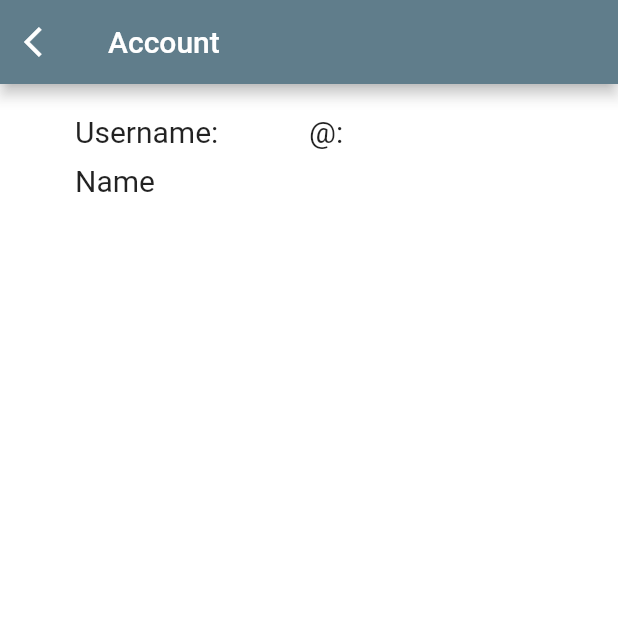
After one commit to ValentinVignal/Nitwixt, a Flutter app: the Account screen opened directly, on a phone screen of 412 x 824 dp, the top half of it. The commit adds this screen. Run offline on Flutter 3.47's test engine with Material 2 defaults, Android fonts, the phone set to English and light mode, and no system bars; our stand-ins replace cloud_firestore, firebase_auth, flutter_spinkit, slider_button; accounts and stored records are empty.

Commit message:
Can see my account

```diff
--- a/lib/main.dart
+++ b/lib/main.dart
@@ -13,7 +13,7 @@ class MyApp extends StatelessWidget {
   // This widget is the root of your application.
   @override
   Widget build(BuildContext context) {
-    return StreamProvider<User>.value(
+    return StreamProvider<UserAuth>.value(
         value: AuthService().user,
         child: MaterialApp(
           home: Start(),
--- a/lib/models/user.dart
+++ b/lib/models/user.dart
@@ -1,16 +1,32 @@
-class User {
+// Textwit user
+class UserAuth {
+  final String id;
 
-  final String uid;
-
-  User({ this.uid });
-
+  UserAuth({this.id});
 }
 
+// Public user
+class User {
+  final String id;
+  final String username;
+  String name;
+
+  User({this.id, this.username, this.name});
+}
+
+// Private user
+class UserSetting {
+  final String id;
+
+  UserSetting({this.id});
+}
+
+// From coffee tutorial
 class UserData {
   final String uid;
   final String name;
   final String sugars;
   final int strength;
 
-  UserData({ this.uid, this.name, this.sugars, this.strength });
+  UserData({this.uid, this.name, this.sugars, this.strength});
 }
--- /dev/null
+++ b/lib/screens/account/account.dart
@@ -0,0 +1,31 @@
+import 'package:flutter/material.dart';
+import 'package:textwit/screens/account/account_edit.dart';
+import 'package:textwit/screens/account/account_info.dart';
+
+class Account extends StatefulWidget {
+  @override
+  _AccountState createState() => _AccountState();
+}
+
+class _AccountState extends State<Account> {
+
+  bool isEditing = false;
+
+  @override
+  Widget build(BuildContext context) {
+    return Scaffold(
+      backgroundColor: Colors.white70,
+      appBar: AppBar(
+        title: Text('Account'),
+        backgroundColor: Colors.blueGrey,
+        leading: new IconButton(
+          icon: Icon(Icons.arrow_back_ios),
+          onPressed: () {
+            Navigator.pop(context);
+          },
+          ),
+        ),
+      body: isEditing ? AccountEdit() : AccountInfo(),
+      );
+  }
+}
--- /dev/null
+++ b/lib/screens/account/account_info.dart
@@ -0,0 +1,64 @@
+import 'package:flutter/material.dart';
+import 'package:textwit/models/user.dart';
+import 'package:provider/provider.dart';
+import 'package:textwit/services/database.dart';
+import 'package:textwit/shared/constants.dart';
+import 'package:textwit/shared/loading.dart';
+
+class AccountInfo extends StatefulWidget {
+  @override
+  _AccountInfoState createState() => _AccountInfoState();
+}
+
+class _AccountInfoState extends State<AccountInfo> {
+  @override
+  Widget build(BuildContext context) {
+    final userAuth = Provider.of<UserAuth>(context);
+
+    return StreamBuilder<User>(
+      stream: DatabaseUser(uid: userAuth.id).user,
+      builder: (context, snapshot) {
+        if (snapshot.hasData) {
+          User user = snapshot.data;
+
+          return Container(
+            child: ListView(
+              padding: EdgeInsets.symmetric(vertical: 20.0, horizontal: 50.0),
+              children: <Widget>[
+                // Username
+                Row(
+                  children: <Widget>[
+                    Expanded(child: Text('Username:', style: textStyleInfo)),
+                    Expanded(
+                        child: Text(
+                      '@:' + user.username,
+                      style: textStyleInfo,
+                    )),
+                  ],
+                ),
+                // Name
+                SizedBox(height: 10.0),
+                Row(
+                  children: <Widget>[
+                    Expanded(
+                        child: Text(
+                      'Name',
+                      style: textStyleInfo,
+                    )),
+                    Expanded(
+                        child: Text(
+                      user.name,
+                      style: textStyleInfo,
+                    )),
+                  ],
+                )
+              ],
+            ),
+          );
+        } else {
+          return Loading();
+        }
+      },
+    );
+  }
+}
--- a/lib/screens/authenticate/register.dart
+++ b/lib/screens/authenticate/register.dart
@@ -15,7 +15,7 @@ class Register extends StatefulWidget {
 }
 
 class _RegisterState extends State<Register> {
-  final AuthService _auth = AuthService();
+  final AuthEmailPassword _auth = AuthEmailPassword();
   final _formKey = GlobalKey<FormState>();
   bool loading = false;
   bool _passwordVisible1 = false;
--- a/lib/screens/authenticate/sign_in.dart
+++ b/lib/screens/authenticate/sign_in.dart
@@ -15,7 +15,7 @@ class SignIn extends StatefulWidget {
 }
 
 class _SignInState extends State<SignIn> {
-  final AuthService _auth = AuthService();
+  final AuthEmailPassword _auth = AuthEmailPassword();
   final _formKey = GlobalKey<FormState>();
   bool loading = false;
   bool _passwordVisible = false;
--- a/lib/screens/home/settings_from.dart
+++ b/lib/screens/home/settings_from.dart
@@ -21,10 +21,10 @@ class _SettingsFormState extends State<SettingsForm> {
 
   @override
   Widget build(BuildContext context) {
-    final user = Provider.of<User>(context);
+    final user = Provider.of<UserAuth>(context);
 
     return StreamBuilder<UserData>(
-        stream: DatabaseService(uid: user.uid).userData,
+        stream: DatabaseUserData(uid: user.id).userData,
         builder: (context, snapshot) {
           if (snapshot.hasData) {
 
@@ -77,7 +77,7 @@ class _SettingsFormState extends State<SettingsForm> {
                     child: Text('Update', style: TextStyle(color: Colors.white)),
                     onPressed: () async {
                       if(_formKey.currentState.validate()) {
-                        await DatabaseService(uid: user.uid).updateUserData(
+                        await DatabaseUserData(uid: user.id).updateUserData(
                           _currentSugars ?? userData.sugars,
                           _currentName ?? userData.name,
                           _currentStrength ?? userData.strength,
--- a/lib/screens/start.dart
+++ b/lib/screens/start.dart
@@ -8,7 +8,7 @@ class Start extends StatelessWidget {
   @override
   Widget build(BuildContext context) {
 
-    final user = Provider.of<User>(context);
+    final user = Provider.of<UserAuth>(context);
 
     if (user == null) {
       return Authenticate();
--- a/lib/services/database.dart
+++ b/lib/services/database.dart
@@ -2,19 +2,17 @@ import 'package:cloud_firestore/cloud_firestore.dart';
 import 'package:textwit/models/brew.dart';
 import 'package:textwit/models/user.dart';
 
-class DatabaseService {
+
+class DatabaseUserData {
   final String uid;
-  DatabaseService({ this.uid });
+
+  DatabaseUserData({this.uid});
 
   // collection reference
   final CollectionReference brewCollection = Firestore.instance.collection('brews');
 
   Future updateUserData(String sugars, String name, int strength) async {
-    return await brewCollection.document(uid).setData({
-      'sugars': sugars,
-      'name': name,
-      'strength': strength
-    });
+    return await brewCollection.document(uid).setData({'sugars': sugars, 'name': name, 'strength': strength});
   }
 
   // userData from snapshot
@@ -27,6 +25,12 @@ class DatabaseService {
     );
   }
 
+  // get user doc stream
+  Stream<UserData> get userData {
+    return brewCollection.document(uid).snapshots().map(_userDataFromSnapshot);
+  }
+
+
   //Brew lit from Snapshot
   List<Brew> _brewListFromSnapshot(QuerySnapshot snapshot) {
     return snapshot.documents.map((doc) {
@@ -34,21 +38,32 @@ class DatabaseService {
         name: doc.data['name'] ?? '',
         sugars: doc.data['sugars'] ?? '0',
         strength: doc.data['strength'] ?? 0,
-      );
+        );
     }).toList();
   }
 
-
   // Get brews stream
   Stream<List<Brew>> get brews {
-    return brewCollection.snapshots()
-        .map(_brewListFromSnapshot);
+    return brewCollection.snapshots().map(_brewListFromSnapshot);
+  }
+}
+
+class DatabaseUser {
+  final String uid;
+
+  DatabaseUser({this.uid});
+
+  final CollectionReference userCollection = Firestore.instance.collection('users');
+
+  User _userFromSnapShot(DocumentSnapshot snapshot) {
+    return User(
+      id: uid,
+      username: snapshot.data['username'],
+      name: snapshot.data['name']
+    );
   }
 
-  // get user doc stream
-  Stream<UserData> get userData {
-    return brewCollection.document(uid).snapshots()
-        .map(_userDataFromSnapshot);
+  Stream<User> get user {
+    return userCollection.document(uid).snapshots().map(_userFromSnapShot);
   }
-
 }
--- a/lib/shared/constants.dart
+++ b/lib/shared/constants.dart
@@ -28,3 +28,8 @@ bool validateEmail(String value) {
   RegExp regex = new RegExp(pattern);
   return (!regex.hasMatch(value)) ? false : true;
 }
+
+
+const textStyleInfo = TextStyle(
+  fontSize: 20.0,
+);
```
Also changed, not shown: lib/screens/account/account_edit.dart (added, +15 -0 lines), lib/screens/home/home.dart (+31 -27 lines), lib/screens/settings/settings.dart (added, +27 -0 lines), lib/services/auth.dart (+17 -22 lines).
